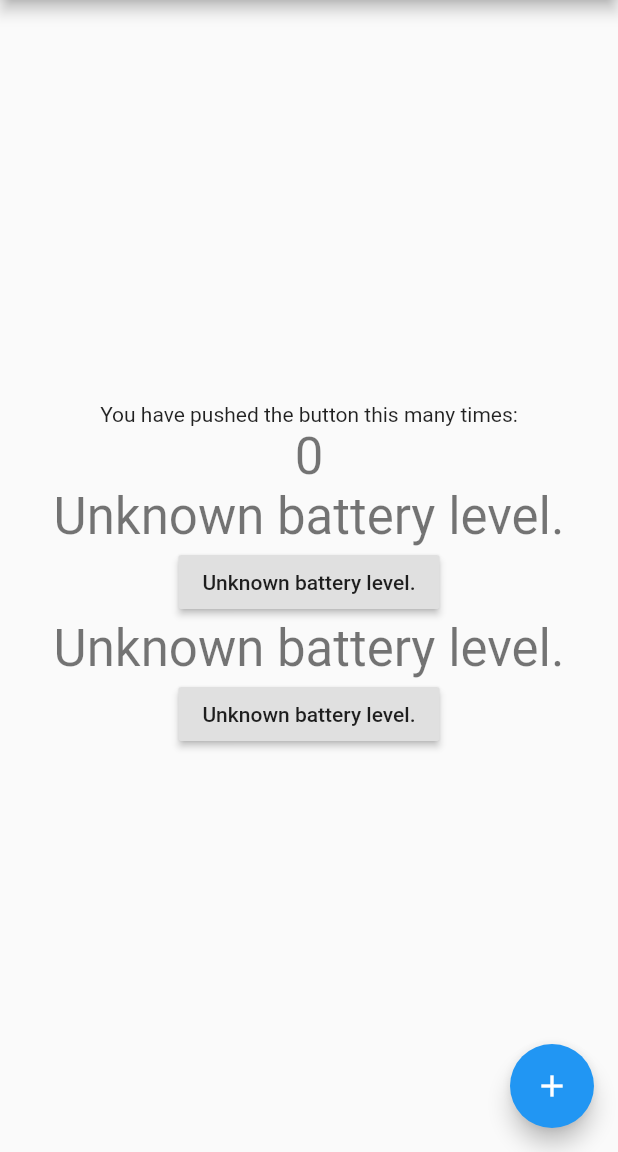
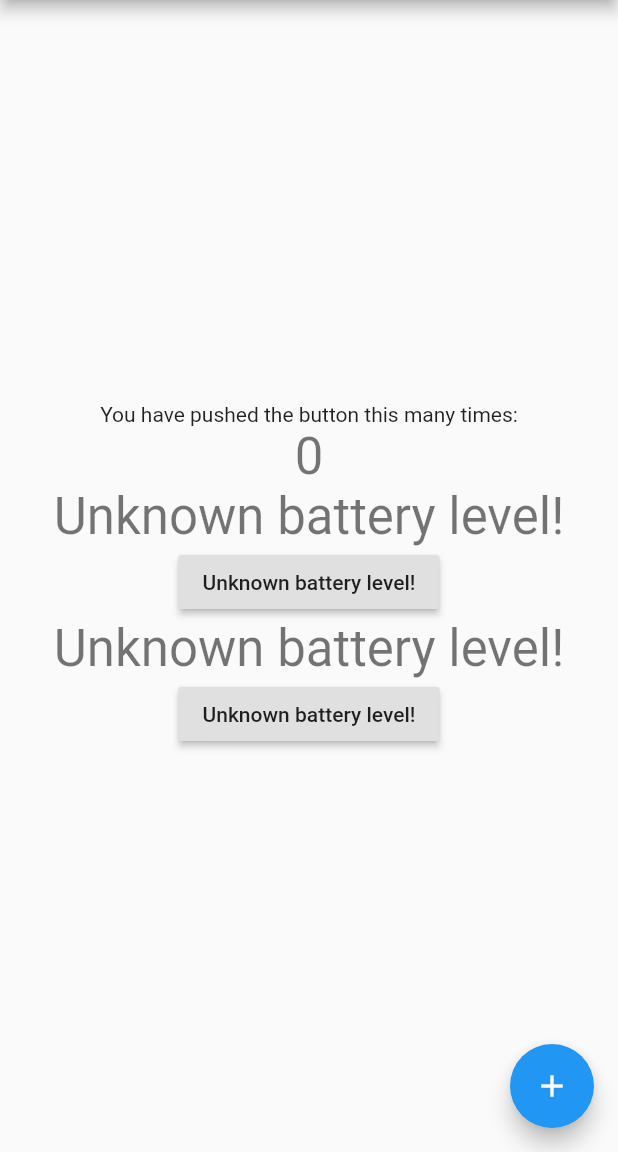
Before and after one commit to MORIMOTO5/serial_test, a Flutter app: the screen it shows after launch, on a phone screen of 412 x 824 dp, the part 84-1236 px from its top. Run offline on Flutter 3.47's test engine with Material 2 defaults, Android fonts, the phone set to English and light mode, and no system bars.

```diff
--- a/lib/main.dart
+++ b/lib/main.dart
@@ -56,8 +56,8 @@ class _MyHomePageState extends State<MyHomePage> {
   int _counter = 0;
   static const platform = const MethodChannel('samples.flutter.dev/battery');
 
-  String _batteryLevel2 = 'Unknown battery level.';
-  String _batteryLevel3 = 'Unknown battery level.';
+  String _batteryLevel2 = 'Unknown battery level!';
+  String _batteryLevel3 = 'Unknown battery level!';
 
   Future<void> _getBatteryLevel2() async {
     String batteryLevel;
```
